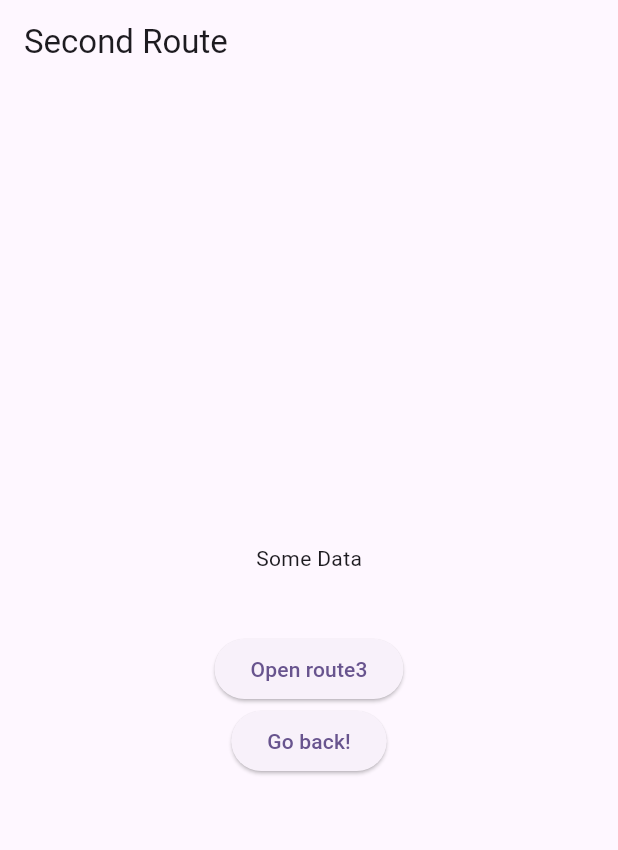
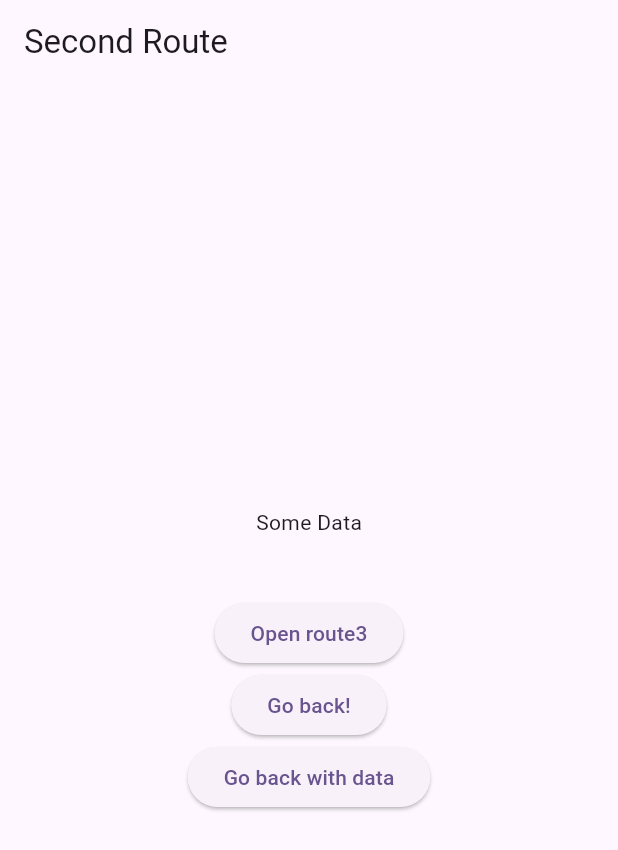
Before and after one commit to z1r3ael/lecture_6, a Flutter app: the screen it shows after launch, after a tap on "Open route2", on a phone screen of 412 x 824 dp. Shown: the top 850 px of the screen. Run offline on Flutter 3.47's test engine with Material 2 defaults, Android fonts, the phone set to English and light mode, and no system bars.

Commit message:
Return data from a screen

```diff
--- a/lib/features/navigator/first_screen.dart
+++ b/lib/features/navigator/first_screen.dart
@@ -14,11 +14,21 @@ class FirstRoute extends StatelessWidget {
         child: ElevatedButton(
           child: const Text('Open route2'),
           onPressed: () {
-            Navigator.push(
+            Navigator.push<String?>(
               context,
               MaterialPageRoute(
                 builder: (context) => const SecondRoute(data: 'Some Data'),
               ),
+            ).then(
+              (value) {
+                if (value != null) {
+                  ScaffoldMessenger.of(context).showSnackBar(
+                    SnackBar(
+                      content: Text(value),
+                    ),
+                  );
+                }
+              },
             );
           },
         ),
--- a/lib/features/navigator/second_screen.dart
+++ b/lib/features/navigator/second_screen.dart
@@ -39,6 +39,12 @@ class SecondRoute extends StatelessWidget {
               },
               child: const Text('Go back!'),
             ),
+            ElevatedButton(
+              onPressed: () {
+                Navigator.pop(context, data);
+              },
+              child: const Text('Go back with data'),
+            ),
           ],
         ),
       ),
```
